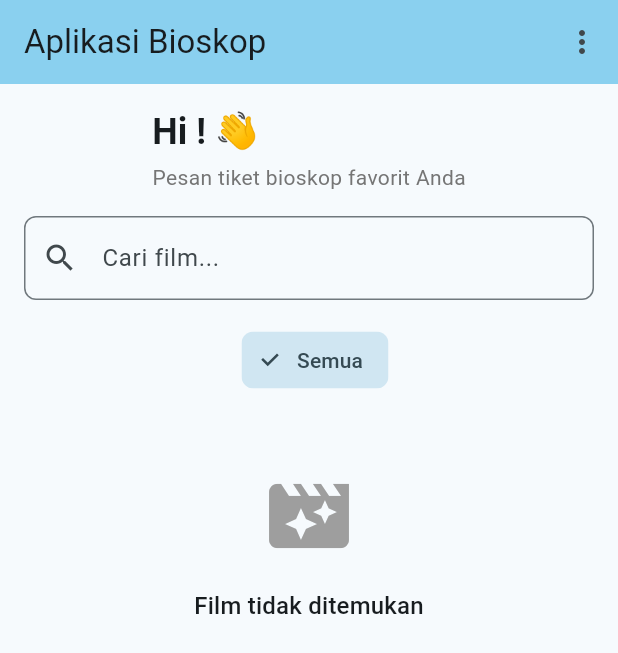
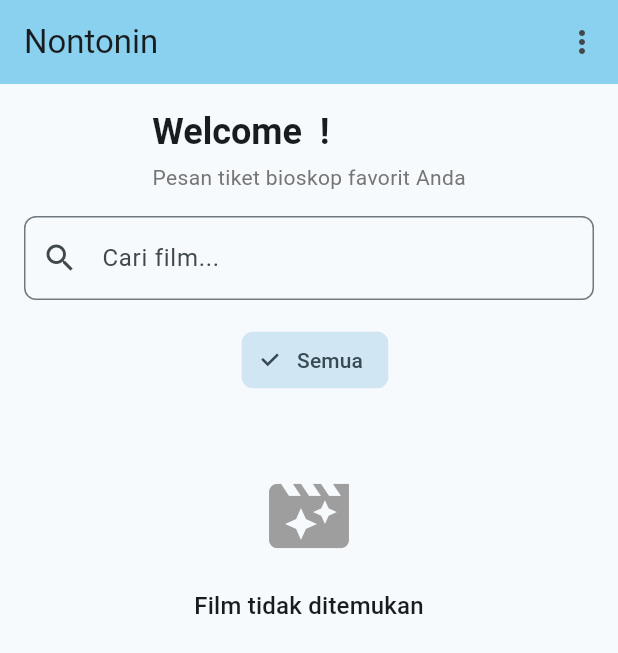
Before and after one commit to Noctissinnit/bioskop, a Flutter app: the screen it shows once a user with an empty profile is signed in, on a phone screen of 412 x 824 dp. Shown: the top 653 px of the screen. Run offline on Flutter 3.47's test engine with Material 3 defaults, Android fonts, the phone set to English and light mode, and no system bars; our stand-ins replace cloud_firestore, firebase_auth, firebase_core; accounts and stored records are empty.

Commit message:
feat: update app title and welcome message for improved user experience

```diff
--- a/lib/screens/home_screen.dart
+++ b/lib/screens/home_screen.dart
@@ -165,7 +165,7 @@ class _HomeScreenState extends State<HomeScreen> {
 
     return Scaffold(
       appBar: AppBar(
-        title: const Text('Aplikasi Bioskop'),
+        title: const Text('Nontonin'),
         backgroundColor: Theme.of(context).colorScheme.inversePrimary,
         actions: [
           // Admin button (jika user adalah admin)
@@ -260,7 +260,7 @@ class _HomeScreenState extends State<HomeScreen> {
                     crossAxisAlignment: CrossAxisAlignment.start,
                     children: [
                       Text(
-                        'Hi ${user?.displayName ?? 'Pengguna'}! 👋',
+                        'Welcome ${user?.displayName} !',
                         style: Theme.of(context).textTheme.headlineSmall?.copyWith(
                               fontWeight: FontWeight.bold,
                             ),
```
